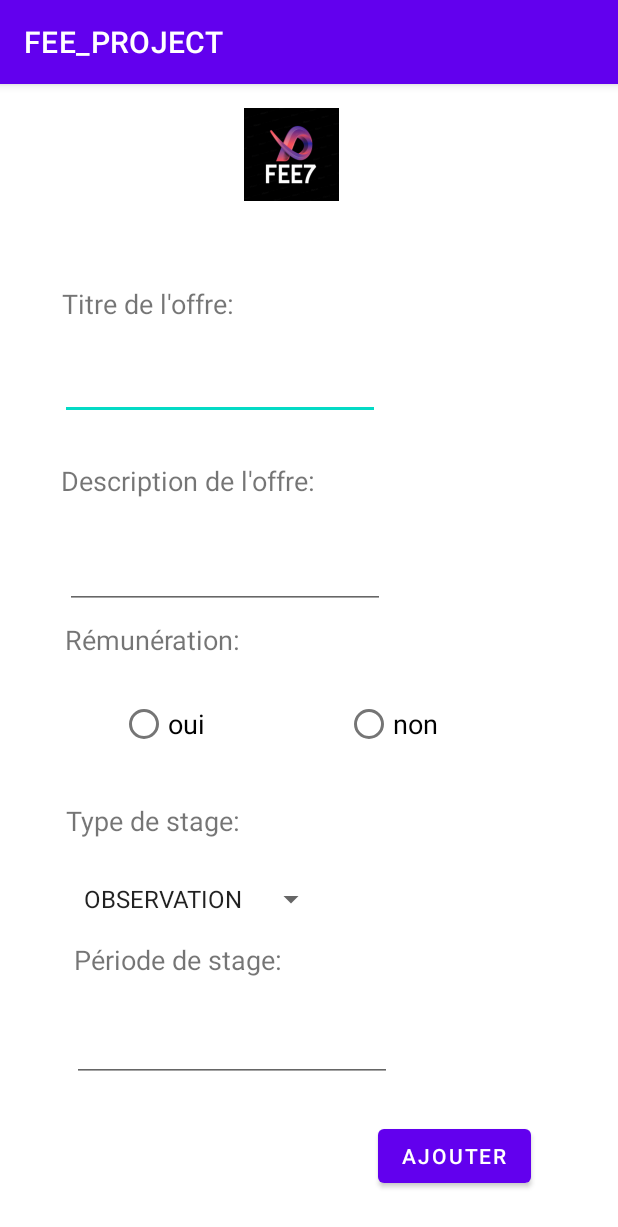
After one commit to Youness-JABAR/FEE_Project, an Android app: the offre_stage screen opened directly, with no data from a screen before it, on a phone screen of 412 x 824 dp. The commit adds this screen. Shown: the top 1227 px of the screen. Run offline under Robolectric (Android 15) with nearby library versions, the phone set to English and light mode, and no system bars.

Commit message:
ajout_offre

```diff
--- a/app/src/main/AndroidManifest.xml
+++ b/app/src/main/AndroidManifest.xml
@@ -9,6 +9,7 @@
         android:roundIcon="@mipmap/ic_launcher_round"
         android:supportsRtl="true"
         android:theme="@style/Theme.FEE_PROJECT">
+        <activity android:name=".offre_stage"></activity>
         <activity android:name=".Register_Recruiter_1" />
         <activity android:name=".Register_Student" />
         <activity android:name=".Inscription_choice" />
--- /dev/null
+++ b/app/src/main/java/com/example/fee_project/offre_stage.java
@@ -0,0 +1,36 @@
+package com.example.fee_project;
+
+import androidx.appcompat.app.AppCompatActivity;
+
+import android.os.Bundle;
+import android.view.View;
+import android.widget.AdapterView;
+import android.widget.ArrayAdapter;
+import android.widget.Spinner;
+import android.widget.Toast;
+
+public class offre_stage extends AppCompatActivity implements AdapterView.OnItemSelectedListener {
+
+    @Override
+    protected void onCreate(Bundle savedInstanceState) {
+        super.onCreate(savedInstanceState);
+        setContentView(R.layout.activity_offre_stage);
+        Spinner spinner=findViewById(R.id.spinner1);
+        ArrayAdapter<CharSequence> adapter;
+        adapter = ArrayAdapter.createFromResource(this,R.array.numbers, android.R.layout.simple_spinner_item);
+        adapter.setDropDownViewResource(android.R.layout.simple_spinner_dropdown_item);
+        spinner.setAdapter(adapter);
+        spinner.setOnItemSelectedListener(this);
+
+    }
+    @Override
+    public void onItemSelected(AdapterView<?> parent, View view, int position, long id) {
+        String text=parent.getItemAtPosition(position).toString();
+        Toast.makeText(parent.getContext(),text,Toast.LENGTH_SHORT).show();
+    }
+
+    @Override
+    public void onNothingSelected(AdapterView<?> parent) {
+
+    }
+}
--- /dev/null
+++ b/app/src/main/res/layout/activity_offre_stage.xml
@@ -0,0 +1,205 @@
+<?xml version="1.0" encoding="utf-8"?>
+
+<ScrollView xmlns:android="http://schemas.android.com/apk/res/android"
+    xmlns:app="http://schemas.android.com/apk/res-auto"
+    xmlns:tools="http://schemas.android.com/tools"
+    android:layout_width="match_parent"
+    android:layout_height="match_parent"
+    android:fillViewport="true">
+
+
+<androidx.constraintlayout.widget.ConstraintLayout
+    android:layout_width="match_parent"
+    android:layout_height="match_parent"
+    tools:context=".offre_stage">
+
+    <TextView
+        android:id="@+id/textView7"
+        android:layout_width="wrap_content"
+        android:layout_height="wrap_content"
+        android:layout_marginTop="56dp"
+        android:text="Titre de l'offre:"
+        android:textSize="18sp"
+        app:layout_constraintEnd_toEndOf="parent"
+        app:layout_constraintHorizontal_bias="0.138"
+        app:layout_constraintStart_toStartOf="parent"
+        app:layout_constraintTop_toBottomOf="@+id/imageView" />
+
+    <EditText
+        android:id="@+id/offre_titre"
+        android:layout_width="wrap_content"
+        android:layout_height="wrap_content"
+        android:layout_marginTop="20dp"
+        android:ems="10"
+        android:inputType="textPersonName"
+        app:layout_constraintEnd_toEndOf="parent"
+        app:layout_constraintHorizontal_bias="0.203"
+        app:layout_constraintStart_toStartOf="parent"
+        app:layout_constraintTop_toBottomOf="@+id/textView7" />
+
+    <TextView
+        android:id="@+id/textView10"
+        android:layout_width="wrap_content"
+        android:layout_height="wrap_content"
+        android:layout_marginTop="28dp"
+        android:text="Description de l'offre:"
+        android:textSize="18sp"
+        app:layout_constraintEnd_toEndOf="parent"
+        app:layout_constraintHorizontal_bias="0.168"
+        app:layout_constraintStart_toStartOf="parent"
+        app:layout_constraintTop_toBottomOf="@+id/offre_titre" />
+
+    <EditText
+        android:id="@+id/offre_description"
+        android:layout_width="wrap_content"
+        android:layout_height="wrap_content"
+        android:layout_marginTop="28dp"
+        android:ems="10"
+        android:inputType="textPersonName"
+        app:layout_constraintEnd_toEndOf="parent"
+        app:layout_constraintHorizontal_bias="0.218"
+        app:layout_constraintStart_toStartOf="parent"
+        app:layout_constraintTop_toBottomOf="@+id/textView10" />
+
+    <TextView
+        android:id="@+id/textView11"
+        android:layout_width="wrap_content"
+        android:layout_height="wrap_content"
+        android:layout_marginTop="8dp"
+        android:text="Rémunération:"
+        android:textSize="18sp"
+        app:layout_constraintEnd_toEndOf="parent"
+        app:layout_constraintHorizontal_bias="0.148"
+        app:layout_constraintStart_toStartOf="parent"
+        app:layout_constraintTop_toBottomOf="@+id/offre_description" />
+
+
+    <LinearLayout
+        android:id="@+id/linearLayout"
+        android:layout_width="match_parent"
+        android:layout_height="wrap_content"
+        android:orientation="vertical"
+        tools:ignore="MissingConstraints">
+
+        <LinearLayout
+            android:layout_width="match_parent"
+            android:layout_height="wrap_content"
+            android:orientation="horizontal">
+
+
+        </LinearLayout>
+
+
+    </LinearLayout>
+
+    <RadioGroup
+        android:id="@+id/roleRadioGroup"
+        android:layout_width="wrap_content"
+        android:layout_height="wrap_content"
+        android:layout_weight="9"
+        android:checkedButton="@+id/offre_btnoui"
+        app:layout_constraintEnd_toEndOf="parent"
+        app:layout_constraintStart_toStartOf="parent"
+        app:layout_constraintTop_toBottomOf="@+id/textView11">
+
+    </RadioGroup>
+
+    <RadioButton
+        android:id="@+id/offre_btnoui"
+        android:layout_width="wrap_content"
+        android:layout_height="wrap_content"
+        android:layout_marginTop="20dp"
+        android:layout_weight="1"
+        android:text="oui"
+        android:textSize="18sp"
+        app:layout_constraintEnd_toStartOf="@+id/offre_btnnon"
+        app:layout_constraintHorizontal_bias="0.462"
+        app:layout_constraintStart_toStartOf="parent"
+        app:layout_constraintTop_toTopOf="@+id/roleRadioGroup" />
+
+    <RadioButton
+        android:id="@+id/offre_btnnon"
+        android:layout_width="wrap_content"
+        android:layout_height="wrap_content"
+        android:layout_marginTop="20dp"
+        android:layout_marginEnd="120dp"
+        android:layout_weight="1"
+        android:text="non"
+        android:textSize="18sp"
+        app:layout_constraintEnd_toEndOf="parent"
+        app:layout_constraintTop_toTopOf="@+id/roleRadioGroup" />
+
+
+    <ImageView
+        android:id="@+id/imageView"
+        android:layout_width="86dp"
+        android:layout_height="62dp"
+        android:layout_marginTop="16dp"
+        app:layout_constraintEnd_toEndOf="parent"
+        app:layout_constraintHorizontal_bias="0.464"
+        app:layout_constraintStart_toStartOf="parent"
+        app:layout_constraintTop_toTopOf="parent"
+        app:srcCompat="@drawable/logo" />
+
+
+    <Spinner
+        android:id="@+id/spinner1"
+        android:layout_width="wrap_content"
+        android:layout_height="wrap_content"
+        android:layout_marginTop="28dp"
+        android:entries="@array/numbers"
+        app:layout_constraintEnd_toEndOf="parent"
+        app:layout_constraintHorizontal_bias="0.197"
+        app:layout_constraintStart_toStartOf="parent"
+        app:layout_constraintTop_toBottomOf="@+id/textView" />
+
+    <TextView
+        android:id="@+id/textView"
+        android:layout_width="wrap_content"
+        android:layout_height="wrap_content"
+        android:layout_marginTop="28dp"
+        android:text="Type de stage:"
+        android:textSize="18sp"
+        app:layout_constraintEnd_toEndOf="parent"
+        app:layout_constraintHorizontal_bias="0.148"
+        app:layout_constraintStart_toStartOf="parent"
+        app:layout_constraintTop_toBottomOf="@+id/offre_btnoui" />
+
+    <TextView
+        android:id="@+id/textView2"
+        android:layout_width="wrap_content"
+        android:layout_height="wrap_content"
+        android:layout_marginTop="16dp"
+        android:text="Période de stage:"
+        android:textSize="18sp"
+        app:layout_constraintEnd_toEndOf="parent"
+        app:layout_constraintHorizontal_bias="0.18"
+        app:layout_constraintStart_toStartOf="parent"
+        app:layout_constraintTop_toBottomOf="@+id/spinner1" />
+
+    <EditText
+        android:id="@+id/offre_période"
+        android:layout_width="wrap_content"
+        android:layout_height="wrap_content"
+        android:layout_marginTop="24dp"
+        android:ems="10"
+        android:inputType="textPersonName"
+        app:layout_constraintEnd_toEndOf="parent"
+        app:layout_constraintHorizontal_bias="0.243"
+        app:layout_constraintStart_toStartOf="parent"
+        app:layout_constraintTop_toBottomOf="@+id/textView2" />
+
+    <Button
+        android:id="@+id/offre_ajout"
+        android:layout_width="wrap_content"
+        android:layout_height="wrap_content"
+        android:layout_marginBottom="4dp"
+        android:text="Ajouter"
+        app:layout_constraintBottom_toBottomOf="parent"
+        app:layout_constraintEnd_toEndOf="parent"
+        app:layout_constraintHorizontal_bias="0.812"
+        app:layout_constraintStart_toStartOf="parent"
+        app:layout_constraintTop_toBottomOf="@+id/offre_période" />
+
+</androidx.constraintlayout.widget.ConstraintLayout>
+</ScrollView>
--- a/app/src/main/res/values/strings.xml
+++ b/app/src/main/res/values/strings.xml
@@ -1,3 +1,9 @@
 <resources>
     <string name="app_name">FEE_PROJECT</string>
+    <string-array name="numbers">
+        <item>OBSERVATION</item>
+        <item>PFA</item>
+        <item>PFE</item>
+
+    </string-array>
 </resources>
```
